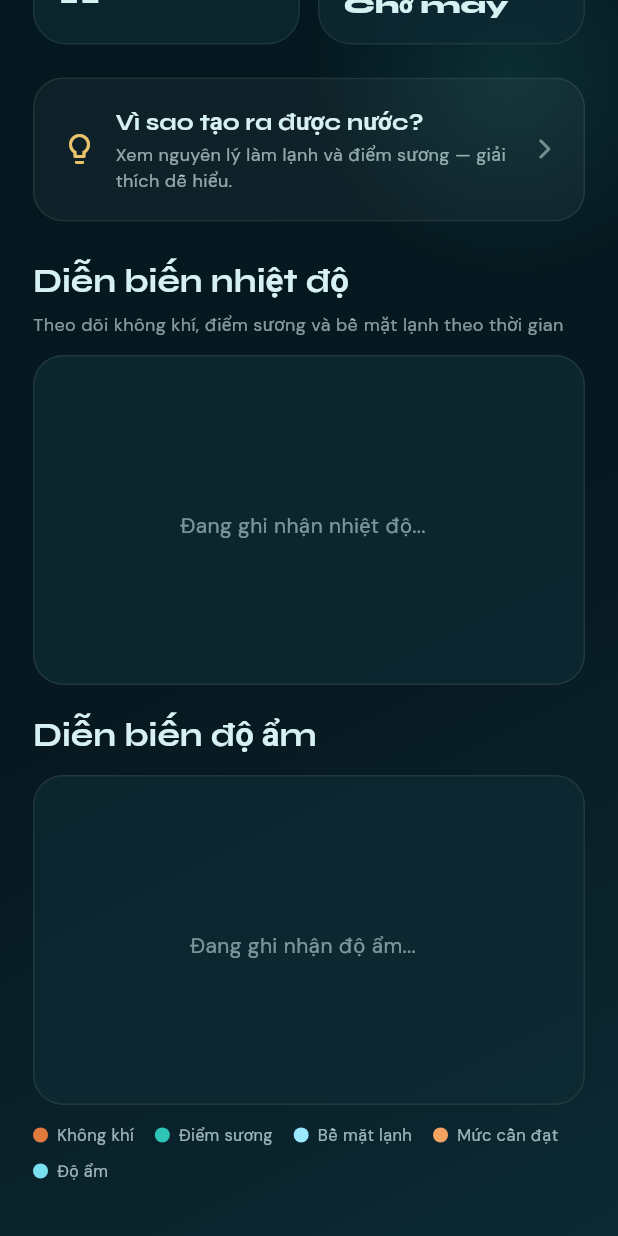
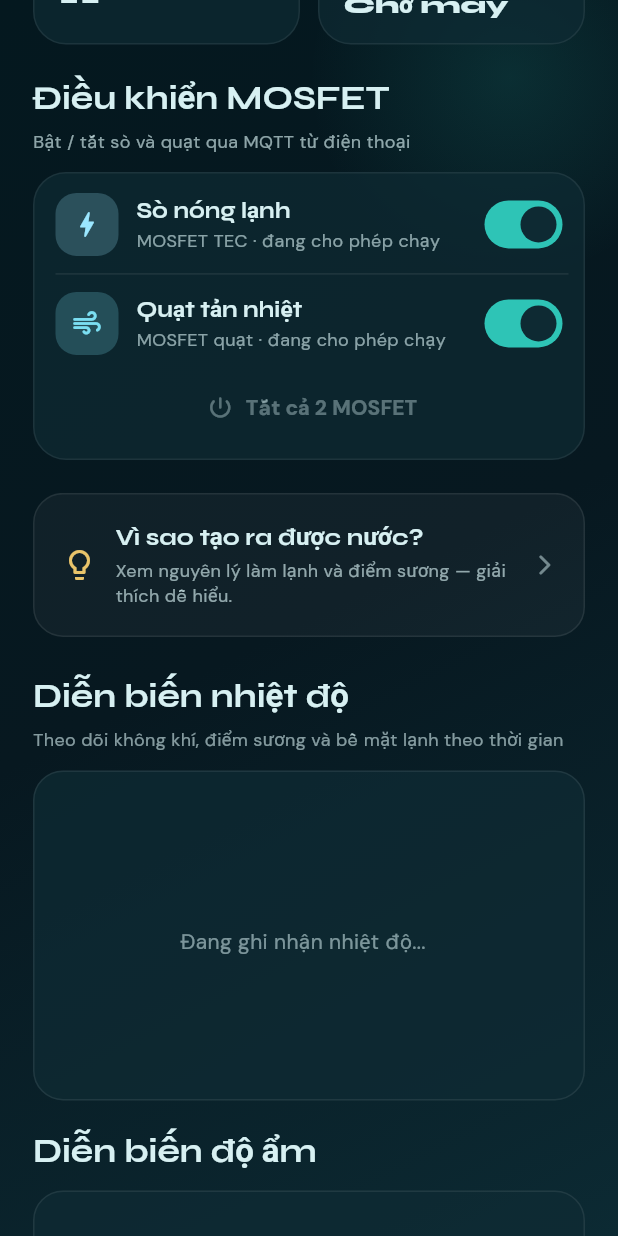
Before and after one commit to duong0411/ngungtu, a Flutter app: the HomePage screen opened directly, scrolled down 957 dp, on a phone screen of 412 x 824 dp. Run offline on Flutter 3.47's test engine with Material 3 defaults, Android fonts, the phone set to English and light mode, and no system bars; drawn by our look-alikes of flutter_animate; our stand-ins replace fl_chart, google_fonts, shared_preferences; missing offline and left inert: mqtt_client; accounts and stored records are empty.

Commit message:
Add separate TEC and fan MOSFET toggles from the phone app.
Expose MQTT ON/OFF for each MOSFET (and a master switch), update firmware to honor the commands, and show controls on the home screen.

Co-authored-by: Cursor <cursoragent@cursor.com>

```diff
--- a/lib/core/config.dart
+++ b/lib/core/config.dart
@@ -23,8 +23,11 @@ class AppConfig {
   static String get topicTec => 'tele/${chipId}_tec/status';
   static String get topicStatus => 'tele/${chipId}_status/status';
   static String get topicPower => 'tele/${chipId}_power/status';
+  /// Trạng thái công tắc MOSFET quạt (ON/OFF) — tách với % PWM trên topicFan
+  static String get topicFanEn => 'tele/${chipId}_fan_en/status';
 
   static String get cmndPower => 'cmnd/${chipId}_power/POWER';
+  static String get cmndTec => 'cmnd/${chipId}_tec/POWER';
   static String get cmndFan => 'cmnd/${chipId}_fan_livingroom/POWER';
 
   static List<String> get subscribeTopics => [
@@ -32,6 +35,7 @@ class AppConfig {
         topicTemp,
         topicHumi,
         topicFan,
+        topicFanEn,
         topicDew,
         topicCold,
         topicSetpoint,
--- a/lib/ui/home_page.dart
+++ b/lib/ui/home_page.dart
@@ -38,6 +38,7 @@ class _HomePageState extends State<HomePage> {
     final s = raw.trim().toLowerCase();
     if (s.isEmpty) return '--';
     if (s.contains('ngung tu') || s.contains('đang ngưng')) return 'Đang ngưng tụ';
+    if (s.contains('khoi dong so') || s.contains('khởi động sò')) return 'Khởi động sò';
     if (s.contains('chuan bi quat') || s.contains('chuẩn bị quạt')) return 'Chuẩn bị quạt';
     if (s.contains('khong khi qua kho') || (s.contains('kho') && !s.contains('khoi'))) {
       return 'Không khí quá khô';
@@ -47,6 +48,10 @@ class _HomePageState extends State<HomePage> {
     if (s.contains('so khong lanh') || s.contains('không lạnh')) return 'Sò không lạnh';
     if (s.contains('loi ds18') || s.contains('lỗi ds18')) return 'Lỗi DS18B20';
     if (s.contains('loi dht') || s.contains('lỗi dht')) return 'Lỗi DHT11';
+    if (s.contains('tat so') || s.contains('tắt sò')) return 'Tắt sò từ App';
+    if (s.contains('bat so') || s.contains('bật sò')) return 'Bật sò từ App';
+    if (s.contains('tat quat') || s.contains('tắt quạt')) return 'Tắt quạt từ App';
+    if (s.contains('bat quat') || s.contains('bật quạt')) return 'Bật quạt từ App';
     if (s.contains('tat tu app') || s.contains('tắt từ app')) return 'Tắt từ App';
     if (s.contains('bat tu app') || s.contains('bật từ app')) return 'Bật từ App';
     if (s.contains('cau hinh') || s.contains('cấu hình')) return 'Cấu hình mạng';
@@ -275,6 +280,18 @@ class _HomePageState extends State<HomePage> {
                       ),
                     ),
                     const SizedBox(height: 22),
+                    Text('Điều khiển MOSFET', style: Theme.of(context).textTheme.titleLarge),
+                    const SizedBox(height: 6),
+                    Text(
+                      'Bật / tắt sò và quạt qua MQTT từ điện thoại',
+                      style: Theme.of(context).textTheme.bodyMedium?.copyWith(
+                            color: NgungTuTheme.soft.withValues(alpha: 0.65),
+                            fontSize: 12,
+                          ),
+                    ),
+                    const SizedBox(height: 12),
+                    _MosfetControls(c: c),
+                    const SizedBox(height: 22),
                     const _LearnCard(),
                     const SizedBox(height: 26),
                     TelemetryCharts(c: c),
@@ -406,6 +423,123 @@ class _HeroInsight extends StatelessWidget {
   }
 }
 
+class _MosfetControls extends StatelessWidget {
+  const _MosfetControls({required this.c});
+  final CondenserProvider c;
+
+  @override
+  Widget build(BuildContext context) {
+    return Container(
+      width: double.infinity,
+      padding: const EdgeInsets.fromLTRB(14, 10, 10, 10),
+      decoration: BoxDecoration(
+        borderRadius: BorderRadius.circular(22),
+        color: NgungTuTheme.panel.withValues(alpha: 0.7),
+        border: Border.all(color: Colors.white.withValues(alpha: 0.07)),
+      ),
+      child: Column(
+        children: [
+          _MosfetSwitch(
+            title: 'Sò nóng lạnh',
+            subtitle: c.tecOn
+                ? 'MOSFET TEC · đang cho phép chạy'
+                : 'MOSFET TEC · đã cắt',
+            icon: Icons.bolt_rounded,
+            color: NgungTuTheme.ice,
+            value: c.tecOn,
+            onChanged: c.mqttConnected ? c.setTec : null,
+          ),
+          Divider(height: 18, color: Colors.white.withValues(alpha: 0.08)),
+          _MosfetSwitch(
+            title: 'Quạt tản nhiệt',
+            subtitle: c.fanEnabled
+                ? 'MOSFET quạt · đang cho phép chạy'
+                : 'MOSFET quạt · đã cắt',
+            icon: Icons.air_rounded,
+            color: const Color(0xFF7BDFF2),
+            value: c.fanEnabled,
+            onChanged: c.mqttConnected ? c.setFan : null,
+          ),
+          const SizedBox(height: 8),
+          SizedBox(
+            width: double.infinity,
+            child: TextButton.icon(
+              onPressed: c.mqttConnected ? c.togglePower : null,
+              icon: Icon(
+                c.powerOn ? Icons.power_settings_new_rounded : Icons.power_off_rounded,
+                size: 18,
+              ),
+              label: Text(c.powerOn ? 'Tắt cả 2 MOSFET' : 'Bật cả 2 MOSFET'),
+              style: TextButton.styleFrom(
+                foregroundColor: c.powerOn ? NgungTuTheme.copper : NgungTuTheme.aqua,
+                padding: const EdgeInsets.symmetric(vertical: 12),
+              ),
+            ),
+          ),
+        ],
+      ),
+    ).animate().fadeIn(delay: 80.ms);
+  }
+}
+
+class _MosfetSwitch extends StatelessWidget {
+  const _MosfetSwitch({
+    required this.title,
+    required this.subtitle,
+    required this.icon,
+    required this.color,
+    required this.value,
+    required this.onChanged,
+  });
+
+  final String title;
+  final String subtitle;
+  final IconData icon;
+  final Color color;
+  final bool value;
+  final ValueChanged<bool>? onChanged;
+
+  @override
+  Widget build(BuildContext context) {
+    return Row(
+      children: [
+        Container(
+          width: 42,
+          height: 42,
+          decoration: BoxDecoration(
+            color: color.withValues(alpha: value ? 0.22 : 0.08),
+            borderRadius: BorderRadius.circular(14),
+          ),
+          child: Icon(icon, color: color, size: 22),
+        ),
+        const SizedBox(width: 12),
+        Expanded(
+          child: Column(
+            crossAxisAlignment: CrossAxisAlignment.start,
+            children: [
+              Text(title, style: Theme.of(context).textTheme.titleLarge?.copyWith(fontSize: 15)),
+              const SizedBox(height: 2),
+              Text(
+                subtitle,
+                style: Theme.of(context).textTheme.bodyMedium?.copyWith(
+                      color: NgungTuTheme.soft.withValues(alpha: 0.62),
+                      fontSize: 12,
+                    ),
+              ),
+            ],
+          ),
+        ),
+        Switch.adaptive(
+          value: value,
+          onChanged: onChanged,
+          activeThumbColor: NgungTuTheme.deep,
+          activeTrackColor: NgungTuTheme.aqua,
+        ),
+      ],
+    );
+  }
+}
+
 class _LearnCard extends StatelessWidget {
   const _LearnCard();
 
```
Also changed, not shown: lib/core/condenser_provider.dart (+57 -10 lines), lib/core/mqtt_service.dart (+11 -1 lines), 2 other files.
